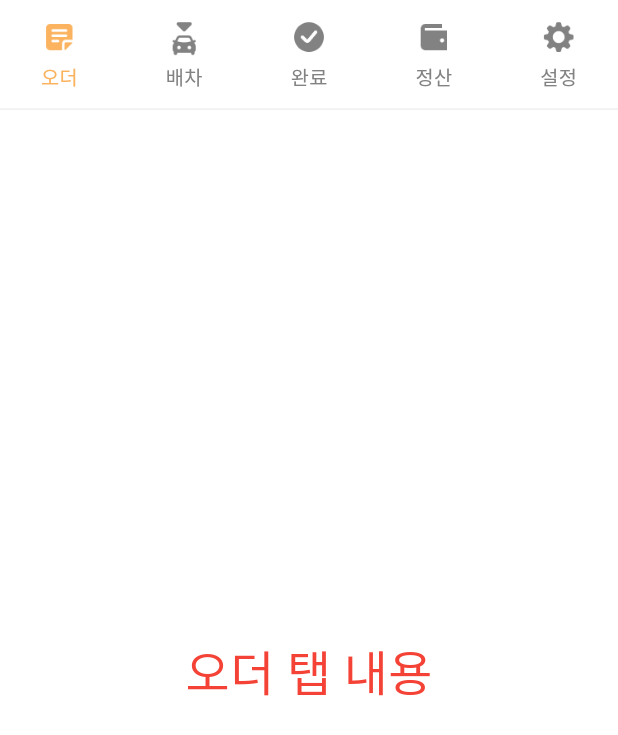
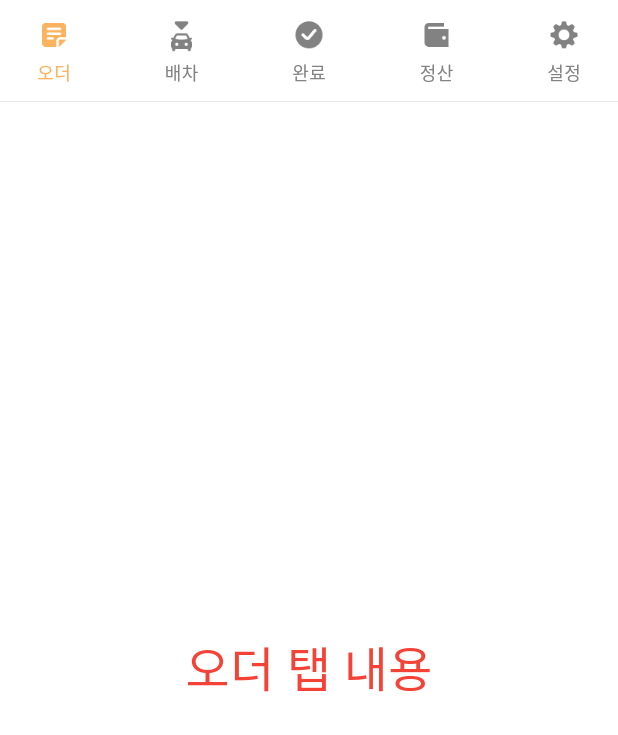
Before and after one commit to rlaaudgjs2/consignment, a Flutter app: the screen it shows after launch, on a phone screen of 412 x 824 dp. Shown: the top 735 px of the screen. Run offline on Flutter 3.47's test engine with Material 3 defaults, Android fonts, the light colour scheme and no system bars.

Commit message:
refactor: ScreenConfig 제거 및 상단 탭 레이아웃 정리

```diff
--- a/lib/core/config/screen_config.dart
+++ /dev/null
@@ -1,80 +0,0 @@
-import 'package:flutter/widgets.dart';
-
-///피그마 기준 해상도 (375 x 812)를 비율로 전환
-///
-///  - 디자인 기준 : 375 x 812
-///  - 디자인에서 상태바로 잡은 높이 : 44 (실기기 상태바 높이는 아님, 비율 계산용 상수)
-///
-///  - 상단 탭 높이 : 68
-
-
-class ScreenConfig {
-
-  ///Figma 기준 화면 크기
-  static const double designWidth = 375.0;
-  static const double designHeight = 812.0;
-
-  ///디자인 상에서의 상태바 높이 (고정값, 실제 기기의 상태바 높이와 무관)
-  static const double designStatusBarHeight = 44.0;
-
-  ///디자인 기준에서의 SafeArea 높이
-  static const double designSafeHeight =
-      designHeight - designStatusBarHeight; //812 - 44 = 768
-
-  // ─────────────────────── 기본 치수/패딩 정보 ───────────────────────
-
-
-  /// 전체 화면 크기 (상태바/홈바 포함)
-  static Size screenSize(BuildContext context){
-    return MediaQuery.of(context).size;
-  }
-
-  /// 실제 기기 상태바 높이
-  static double statusBarHeight(BuildContext context){
-    return MediaQuery.of(context).padding.top;
-  }
-
-  /// 실제 기기 하단 인셋(홈 인디케이터 등)
-  static double bottomInset(BuildContext context){
-    return MediaQuery.of(context).padding.bottom;
-  }
-
-  /// 실제 기기 SafeArea 높이 (상단/하단 인셋 제외)
-  static double safeHeight(BuildContext context){
-    final size = screenSize(context);
-    return size.height - statusBarHeight(context) - bottomInset(context);
-  }
-
-  // ───────────────────────── 스케일 유틸 ─────────────────────────
-
-  ///가로 비율 변환 (디자인 width 기준 375)
-  ///
-  /// 예) 피그마에서 100px -> w(context, 100)
-  static double w(BuildContext context, double designPx){
-    final width = screenSize(context).width;
-    return width * designPx / designWidth;
-  }
-
-  ///세로 비율 변환 (전체 height 기준 812)
-  static double h(BuildContext context, double designPx){
-    final height = screenSize(context).height;
-    return height * designPx / designHeight;
-  }
-
-  ///세로 비율 변환 (SafeArea 기준)
-  ///
-  ///피그마에서 812 중 44를 상태바로 두고, 나머지 768 영역에서
-  ///컴포넌트를 배치했다는 가정 하에 사용하는 함수
-  static double safeH(BuildContext context, double designPx){
-    final realSafeHeight = safeHeight(context);
-    return realSafeHeight * designPx / designSafeHeight;
-  }
-
-  ///폰트 크기 비율 변환 (가로 비율 기준)
-  /// 예) 피그마 폰트 14 -> font(context, 14)
-  static double font(BuildContext context, double designFontSize){
-    final scale = screenSize(context).width / designWidth;
-    return designFontSize * scale;
-  }
-
-}
--- a/lib/features/root/presentation/pages/root_tab_page.dart
+++ b/lib/features/root/presentation/pages/root_tab_page.dart
@@ -1,7 +1,9 @@
 import 'package:flutter/material.dart';
-import 'package:consignment/core/config/screen_config.dart';
 import 'package:consignment/core/config/assets.dart';
 
+/// 상단 탭(오더/배차/완료/정산/설정)을 관리하는 루트 페이지.
+/// Flutter의 기본 레이아웃 시스템만 사용하고,
+/// 추가적인 ScreenConfig 유틸은 사용하지 않는다.
 class RootTabPage extends StatefulWidget {
   const RootTabPage({super.key});
 
@@ -11,6 +13,11 @@ class RootTabPage extends StatefulWidget {
 
 class _RootTabPageState extends State<RootTabPage> {
   int _currentIndex = 0;
+
+  static const double _kTopTabHeight = 68.0;          // 피그마 높이 68
+  static const double _kTopTabIconSize = 24.0;        // 아이콘 24x24
+  static const double _kTopTabFontSize = 12.0;        // 텍스트 12
+  static const double _kTopTabHorizontalPadding = 24; // 좌우 24
 
   void _onTabTap(int index) {
     setState(() {
@@ -24,9 +31,10 @@ class _RootTabPageState extends State<RootTabPage> {
       backgroundColor: Colors.white,
       body: Column(
         children: [
+          // 상태바 영역은 SafeArea로 자동 처리
           SafeArea(
             bottom: false,
-            child: _buildTopTabBar(context),
+            child: _buildTopTabBar(),
           ),
           Expanded(
             child: _buildBody(),
@@ -36,15 +44,13 @@ class _RootTabPageState extends State<RootTabPage> {
     );
   }
 
-  Widget _buildTopTabBar(BuildContext context) {
-    final double tabHeight = ScreenConfig.safeH(context, 68);
-    final double iconSize = ScreenConfig.w(context, 24); // 피그마 24x24
-    final double fontSize = ScreenConfig.font(context, 12);
-    final double horizontalPadding = ScreenConfig.w(context, 24);
-
+  /// 상단 탭 바 영역
+  Widget _buildTopTabBar() {
     return Container(
-      height: tabHeight,
-      padding: EdgeInsets.symmetric(horizontal: horizontalPadding),
+      height: _kTopTabHeight,
+      padding: const EdgeInsets.symmetric(
+        horizontal: _kTopTabHorizontalPadding,
+      ),
       decoration: const BoxDecoration(
         color: Colors.white,
         border: Border(
@@ -62,8 +68,8 @@ class _RootTabPageState extends State<RootTabPage> {
             inactiveAsset: AppIcons.tabOrderInactive,
             label: '오더',
             isSelected: _currentIndex == 0,
-            iconSize: iconSize,
-            fontSize: fontSize,
+            iconSize: _kTopTabIconSize,
+            fontSize: _kTopTabFontSize,
             onTap: () => _onTabTap(0),
           ),
           _TopTabItem(
@@ -71,8 +77,8 @@ class _RootTabPageState extends State<RootTabPage> {
             inactiveAsset: AppIcons.tabDispatchInactive,
             label: '배차',
             isSelected: _currentIndex == 1,
-            iconSize: iconSize,
-            fontSize: fontSize,
+            iconSize: _kTopTabIconSize,
+            fontSize: _kTopTabFontSize,
             onTap: () => _onTabTap(1),
           ),
           _TopTabItem(
@@ -80,8 +86,8 @@ class _RootTabPageState extends State<RootTabPage> {
             inactiveAsset: AppIcons.tabCompleteInactive,
             label: '완료',
             isSelected: _currentIndex == 2,
-            iconSize: iconSize,
-            fontSize: fontSize,
+            iconSize: _kTopTabIconSize,
+            fontSize: _kTopTabFontSize,
             onTap: () => _onTabTap(2),
           ),
           _TopTabItem(
@@ -89,8 +95,8 @@ class _RootTabPageState extends State<RootTabPage> {
             inactiveAsset: AppIcons.tabSettlementInactive,
             label: '정산',
             isSelected: _currentIndex == 3,
-            iconSize: iconSize,
-            fontSize: fontSize,
+            iconSize: _kTopTabIconSize,
+            fontSize: _kTopTabFontSize,
             onTap: () => _onTabTap(3),
           ),
           _TopTabItem(
@@ -98,8 +104,8 @@ class _RootTabPageState extends State<RootTabPage> {
             inactiveAsset: AppIcons.tabSettingsInactive,
             label: '설정',
             isSelected: _currentIndex == 4,
-            iconSize: iconSize,
-            fontSize: fontSize,
+            iconSize: _kTopTabIconSize,
+            fontSize: _kTopTabFontSize,
             onTap: () => _onTabTap(4),
           ),
         ],
@@ -107,6 +113,7 @@ class _RootTabPageState extends State<RootTabPage> {
     );
   }
 
+  /// 탭별 내용 영역
   Widget _buildBody() {
     switch (_currentIndex) {
       case 0:
@@ -130,6 +137,7 @@ class _RootTabPageState extends State<RootTabPage> {
   }
 }
 
+/// 상단 탭 하나(아이콘 + 텍스트)
 class _TopTabItem extends StatelessWidget {
   final String activeAsset;
   final String inactiveAsset;
```
